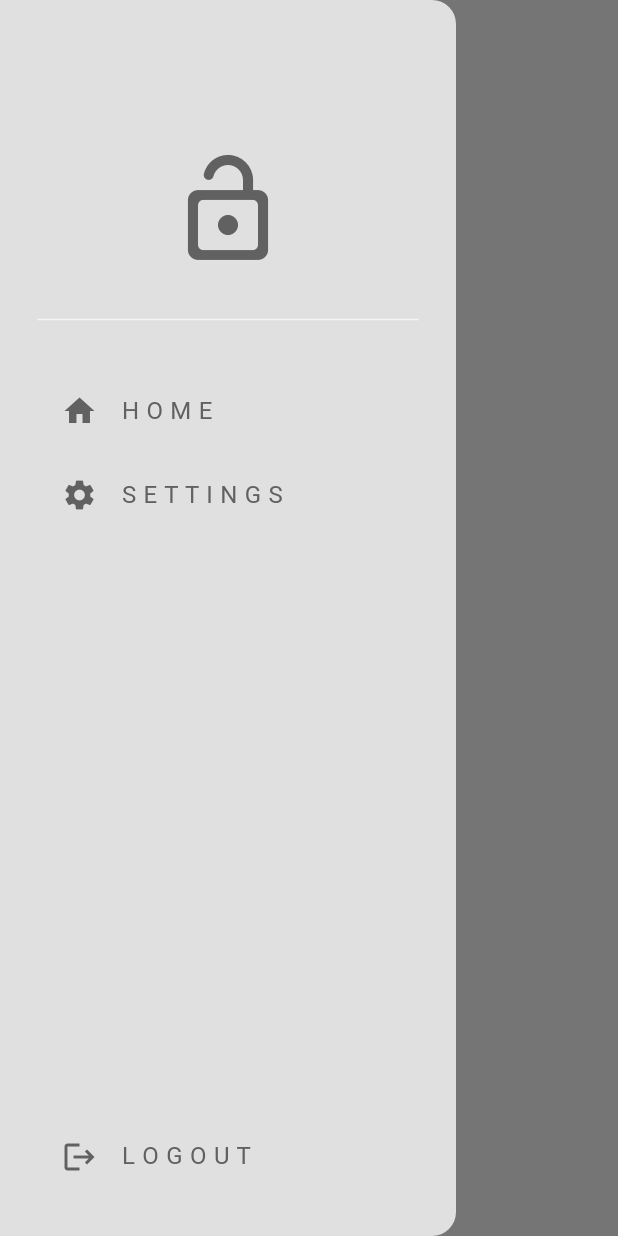
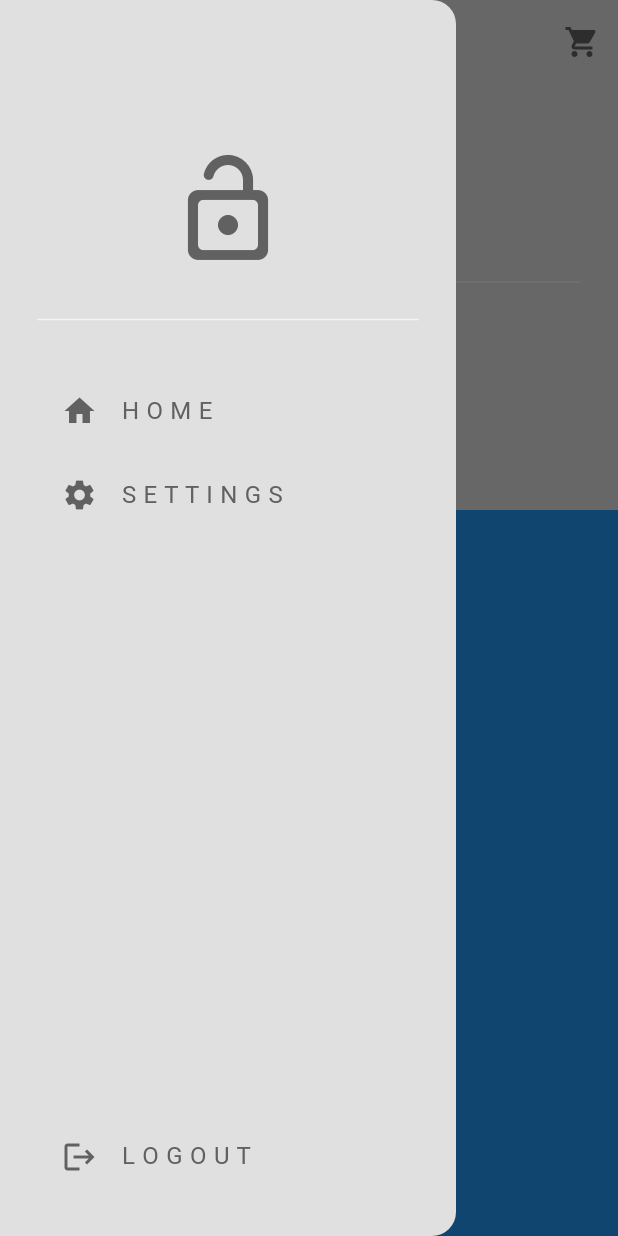
Before and after one commit to Harshana6144/computer_shop_Management_app, a Flutter app: the HomePage screen opened directly, with the side drawer open, on a phone screen of 412 x 824 dp. Run offline on Flutter 3.47's test engine with Material 3 defaults, Android fonts, the phone set to English and light mode, and no system bars.

Commit message:
created  dark mood function for app and add address search function
created  dark mood function for app and add address search function  add do modification and created silver app bar

```diff
--- /dev/null
+++ b/lib/components/my_current_location.dart
@@ -0,0 +1,55 @@
+import 'package:flutter/material.dart';
+
+
+class MyCurrentLocation extends StatelessWidget {
+  const MyCurrentLocation({super.key});
+
+ void openLocationSearchBox(BuildContext context){
+  showDialog(
+    context: context,
+     builder: (context)=>AlertDialog(
+          title:const Text("Your Location"),
+          content: const TextField(decoration:const InputDecoration(hintText: "Search address.."),
+          ),
+          actions: [
+            //cancal button
+
+
+            //save button
+          ],
+       ),
+     );
+ }
+
+  @override
+  Widget build(BuildContext context) {
+    return Padding(
+      padding: const EdgeInsets.all(25.0),
+      child: Column(
+        crossAxisAlignment: CrossAxisAlignment.start,
+        children: [
+          Text("Deliver now",style:TextStyle(color: Theme.of(context).colorScheme.primary),
+          ),
+          GestureDetector(
+            onTap: () => openLocationSearchBox(context),
+            child: Row(
+              children: [
+                //address
+                Text("6901 Hollywood Blv",style:TextStyle(
+                  color: Theme.of(context).colorScheme.inversePrimary,
+                  fontWeight: FontWeight.bold,
+
+                  ),
+                ),
+
+
+                //drop down menu
+                Icon(Icons.keyboard_arrow_down_rounded),
+              ],
+            ),
+          ),
+        ],
+      ),
+    );
+  }
+}
--- a/lib/components/my_drawer.dart
+++ b/lib/components/my_drawer.dart
@@ -1,5 +1,6 @@
 import 'package:flutter/material.dart';
 import 'package:food_dilivery_app/components/my_drawer_tile.dart';
+import 'package:food_dilivery_app/pages/settings_page.dart';
 
 class MyDrawer extends StatelessWidget {
   const MyDrawer({super.key});
--- a/lib/pages/home_page.dart
+++ b/lib/pages/home_page.dart
@@ -1,5 +1,7 @@
 import 'package:flutter/material.dart';
+import 'package:food_dilivery_app/components/my_current_location.dart';
 import 'package:food_dilivery_app/components/my_drawer.dart';
+import 'package:food_dilivery_app/components/my_silver_app_bar.dart';
 
 class HomePage extends StatefulWidget {
   const HomePage({super.key});
@@ -12,8 +14,32 @@ class _HomePageState extends State<HomePage> {
   @override
   Widget build(BuildContext context) {
     return Scaffold(
-      appBar: AppBar(title: Text("Home"),),
-      drawer: MyDrawer(),
+     drawer: MyDrawer(),
+      body:NestedScrollView(
+        headerSliverBuilder: (context,innerBoxIsScrolled) =>[
+          MySliverAppBar(
+             child: Column(
+              mainAxisAlignment: MainAxisAlignment.end,
+              children: [
+
+                Divider(
+                  indent: 25,
+                  endIndent: 25,
+                  color: Theme.of(context).colorScheme.secondary,
+                ),
+
+
+               // my current location
+              MyCurrentLocation()
+
+               //discrption box
+              ],
+             ),
+             title: Text('title'),
+          ),
+        ],
+        body:Container(color: Colors.blue),
+      ),
     );
   }
 }
```
Also changed, not shown: lib/components/my_silver_app_bar.dart (added, +43 -0 lines), lib/pages/settings_page.dart (+38 -1 lines).
